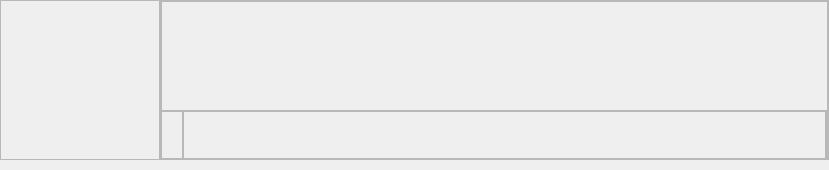
Above: CaX/widget/formTop/infotracks.ui from fsest4u/CaX_03 before the change. Below: the same form after it.
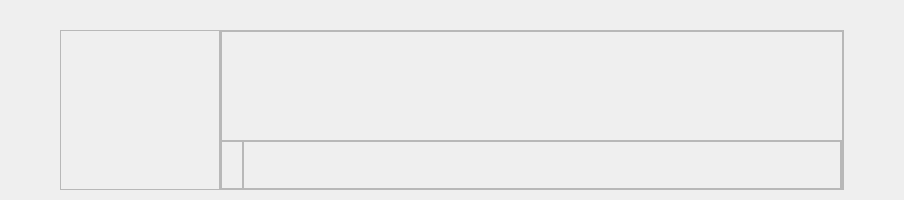
That is the form after the change.

Diff of the .ui file:
```diff
--- a/CaX/widget/formTop/infotracks.ui
+++ b/CaX/widget/formTop/infotracks.ui
@@ -6,8 +6,8 @@
    <rect>
     <x>0</x>
     <y>0</y>
-    <width>829</width>
-    <height>170</height>
+    <width>904</width>
+    <height>200</height>
    </rect>
   </property>
   <property name="minimumSize">
@@ -30,13 +30,13 @@
     <number>0</number>
    </property>
    <property name="leftMargin">
-    <number>0</number>
+    <number>60</number>
    </property>
    <property name="topMargin">
-    <number>0</number>
+    <number>30</number>
    </property>
    <property name="rightMargin">
-    <number>0</number>
+    <number>60</number>
    </property>
    <property name="bottomMargin">
     <number>10</number>
```
